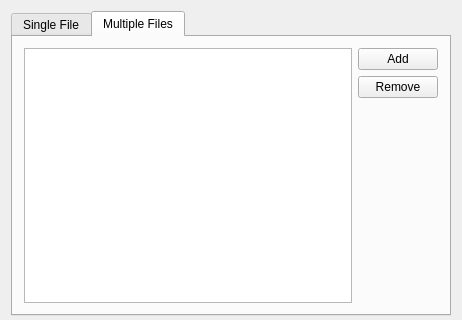
Old version of the form src/sub3dtoolgui.ui in the repository tuxamito/sub3dtool-gui; both pictures show x 0 to 462 and y 0 to 320 of the 462 by 577 pixel window.
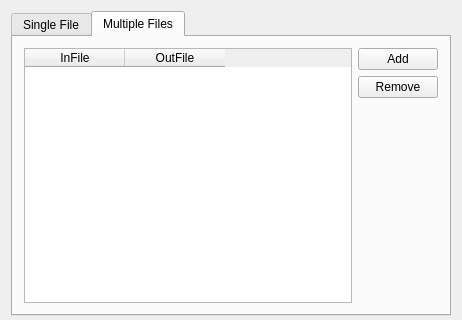
New version of the form. Icons and pictures are not drawn.

Diff of the .ui file:
```diff
--- a/src/sub3dtoolgui.ui
+++ b/src/sub3dtoolgui.ui
@@ -110,6 +110,16 @@
            <verstretch>0</verstretch>
           </sizepolicy>
          </property>
+         <column>
+          <property name="text">
+           <string>InFile</string>
+          </property>
+         </column>
+         <column>
+          <property name="text">
+           <string>OutFile</string>
+          </property>
+         </column>
         </widget>
        </item>
        <item>
```
